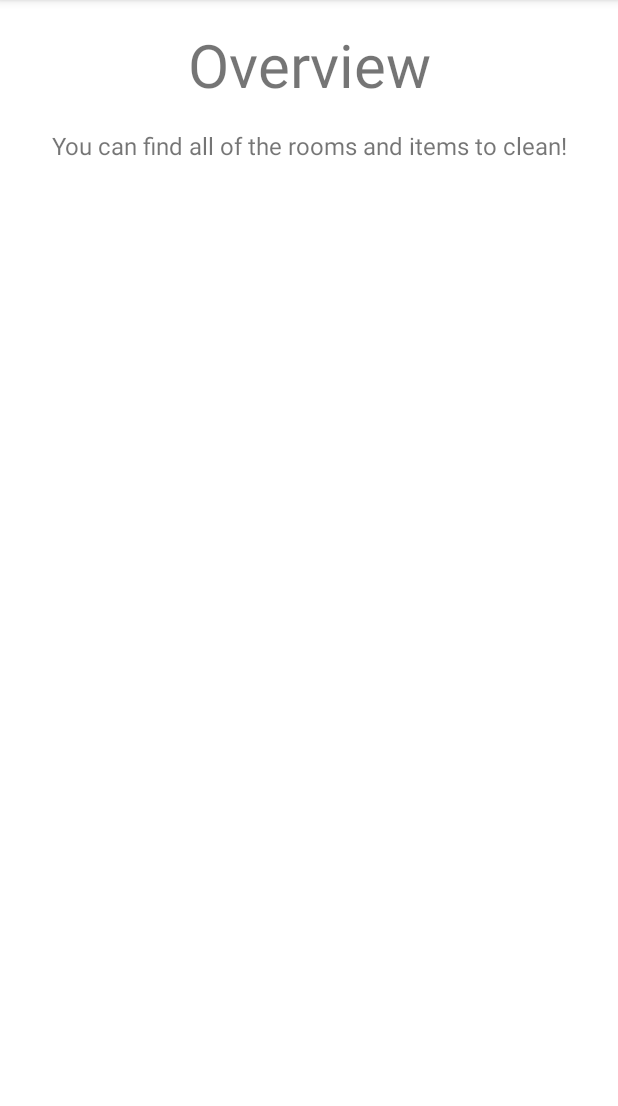
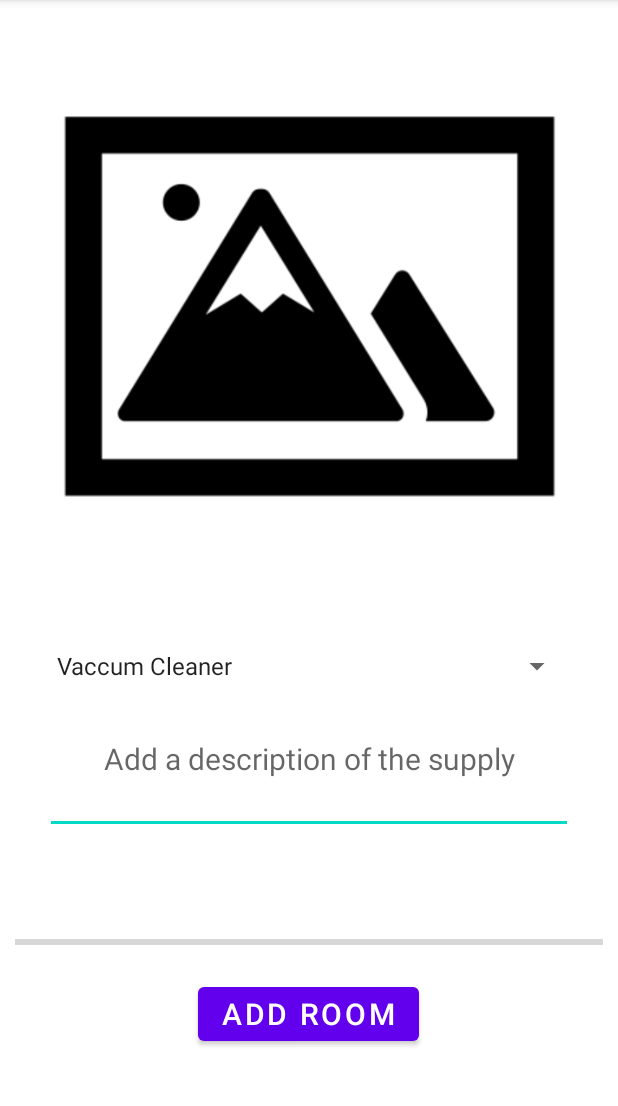
Before and after one commit to KarimSamaha98/tidy_app, an Android app: the screen it shows after launch (MainActivity), on a phone screen of 412 x 824 dp, the part 84-1190 px from its top. Run offline under Robolectric (Android 15) with nearby library versions, the phone set to English and light mode, and no system bars; our stand-ins replace data binding.

Commit message:
started supplies

```diff
--- /dev/null
+++ b/tidy/app/src/main/java/com/epfl/esl/tidy/AddSuppliesFragment.kt
@@ -0,0 +1,74 @@
+package com.epfl.esl.tidy
+
+import android.app.Activity
+import android.content.Context
+import androidx.lifecycle.ViewModelProvider
+import android.os.Bundle
+import androidx.fragment.app.Fragment
+import android.view.LayoutInflater
+import android.view.View
+import android.view.ViewGroup
+import android.widget.AdapterView
+import android.widget.ArrayAdapter
+import android.widget.Spinner
+import androidx.databinding.DataBindingUtil
+import com.epfl.esl.tidy.databinding.AddRoomsFragmentBinding
+import com.epfl.esl.tidy.databinding.AddSuppliesFragmentBinding
+
+open class AddSuppliesFragment : Fragment() {
+
+    companion object {
+        fun newInstance() = AddSuppliesFragment()
+    }
+
+    private val supplyList = mapOf("Vaccum Cleaner" to 0,
+                                    "Broom" to 1,
+                                    "Mop" to 2,
+                                    "All Purpose Cleaner" to 3,
+                                    "Window Cleaner" to 4,
+                                    "Bathroom Cleaner" to 5,
+                                    "Bleach" to 6,
+                                    "Rags" to 7,
+                                    "Bucket" to 8,)
+
+    private lateinit var viewModel: AddSuppliesViewModel
+    private lateinit var binding: AddSuppliesFragmentBinding
+
+    override fun onCreateView(
+        inflater: LayoutInflater, container: ViewGroup?,
+        savedInstanceState: Bundle?
+    ): View? {
+        binding = DataBindingUtil.inflate(
+            inflater, R.layout.add_supplies_fragment,
+            container, false
+        )
+
+        val spinnerSupplies : Spinner = binding.spinnerSupplies
+        spinnerSupplies.onItemSelectedListener = object : AdapterView.OnItemSelectedListener{
+            override fun onItemSelected(p0: AdapterView<*>, p1: View?, p2: Int, p3: Long) {
+                val selectedSupply : String = p0.getItemAtPosition(p2).toString()
+            }
+
+            override fun onNothingSelected(p0: AdapterView<*>?) {
+                TODO("Not yet implemented")
+            }
+        }
+        ArrayAdapter.createFromResource(
+            requireContext(),
+            R.array.supplies,
+            android.R.layout.simple_spinner_item).also{adapter ->
+            adapter.setDropDownViewResource(android.R.layout.simple_spinner_dropdown_item)
+            spinnerSupplies.adapter = adapter
+        }
+
+
+        return binding.root
+    }
+
+    override fun onActivityCreated(savedInstanceState: Bundle?) {
+        super.onActivityCreated(savedInstanceState)
+        viewModel = ViewModelProvider(this).get(AddSuppliesViewModel::class.java)
+        // TODO: Use the ViewModel
+    }
+
+}
--- /dev/null
+++ b/tidy/app/src/main/java/com/epfl/esl/tidy/AddSuppliesViewModel.kt
@@ -0,0 +1,8 @@
+package com.epfl.esl.tidy
+
+import androidx.lifecycle.ViewModel
+
+class AddSuppliesViewModel : ViewModel() {
+    // TODO: Implement the ViewModel
+
+}
--- a/tidy/app/src/main/java/com/epfl/esl/tidy/OverviewFragment.kt
+++ b/tidy/app/src/main/java/com/epfl/esl/tidy/OverviewFragment.kt
@@ -40,7 +40,8 @@ class OverviewFragment : Fragment() {
             container, false)
         viewModel = ViewModelProvider(this).get(OverviewViewModel::class.java)
 
-        binding.recyclerViewItems.layoutManager = GridLayoutManager(activity, 2)
+        binding.recyclerViewRooms.layoutManager = GridLayoutManager(activity, 2)
+        binding.recyclerViewSupplies.layoutManager = GridLayoutManager(activity, 3)
 
 //        TODO move to view model
         val roomListener = object : ValueEventListener {
@@ -56,7 +57,7 @@ class OverviewFragment : Fragment() {
                 }
                 val roomAdapter = context?.let{ RoomAdapter(context=it, items = roomList)}
 
-                binding.recyclerViewItems.adapter = roomAdapter
+                binding.recyclerViewRooms.adapter = roomAdapter
                 binding.progressCircular.visibility = View.INVISIBLE
             }
 
--- a/tidy/app/src/main/java/com/epfl/esl/tidy/RoomUpload.kt
+++ b/tidy/app/src/main/java/com/epfl/esl/tidy/RoomUpload.kt
@@ -15,7 +15,7 @@ data class RoomUpload (val room:String = "",
         )
         roomID = roomMapping[room]!!
     }
-    }
+}
 
 fun main() {
     var room = RoomUpload("Kitchen", "desc", "URL")
--- /dev/null
+++ b/tidy/app/src/main/java/com/epfl/esl/tidy/Supply.kt
@@ -0,0 +1,6 @@
+package com.epfl.esl.tidy
+
+data class Supply (val name: String = "",
+                   val quantity : Int = 0,
+                   val supplyID : String = "",
+                    val logoUrl : String = "",)
--- /dev/null
+++ b/tidy/app/src/main/res/layout/add_supplies_fragment.xml
@@ -0,0 +1,108 @@
+<?xml version="1.0" encoding="utf-8"?>
+<layout xmlns:tools="http://schemas.android.com/tools"
+    xmlns:android="http://schemas.android.com/apk/res/android"
+    xmlns:app="http://schemas.android.com/apk/res-auto">
+
+    <androidx.constraintlayout.widget.ConstraintLayout
+        android:layout_width="match_parent"
+        android:layout_height="match_parent"
+        android:orientation="vertical"
+        android:layout_marginLeft="10dp"
+        android:layout_marginRight="10dp">
+
+        <ImageButton
+            android:id="@+id/supplyImage"
+            android:layout_width="match_parent"
+            android:layout_height="400dp"
+            android:adjustViewBounds="true"
+            android:background="@null"
+            android:scaleType="centerInside"
+            android:text="@string/pick_image"
+            app:srcCompat="@drawable/pick_image" />
+
+        <FrameLayout
+            android:id="@+id/frameLayout"
+            android:layout_width="match_parent"
+            android:layout_height="wrap_content"
+            android:layout_marginTop="32dp"
+            android:layout_marginLeft="20dp"
+            android:layout_marginRight="20dp"
+            android:orientation="vertical"
+            app:layout_constraintTop_toBottomOf="@+id/supplyImage">
+
+            <LinearLayout
+                android:id="@+id/EditTexts"
+                android:layout_width="match_parent"
+                android:layout_height="wrap_content"
+                android:orientation="vertical">
+
+                <Spinner
+                    android:id="@+id/spinner_supplies"
+                    android:spinnerMode="dropdown"
+                    android:layout_width="match_parent"
+                    android:layout_height="wrap_content" />
+
+                <!--TODO make this a dropdown menu, not open text.-->
+                <EditText
+                    android:id="@+id/supplyDescription"
+                    android:layout_width="match_parent"
+                    android:layout_height="100dp"
+                    android:gravity="center"
+                    android:hint="@string/supply_description"
+                    android:inputType="textLongMessage"
+                    android:textSize="20sp" />
+
+            </LinearLayout>
+
+        </FrameLayout>
+
+
+        <FrameLayout
+            android:id="@+id/frameLayout2"
+            android:layout_width="match_parent"
+            android:layout_height="wrap_content"
+            android:layout_marginTop="64dp"
+            android:orientation="horizontal"
+            app:layout_constraintTop_toBottomOf="@+id/frameLayout"
+            tools:layout_editor_absoluteX="20dp">
+
+            <LinearLayout
+                android:id="@+id/SignInSignUpButtons"
+                android:layout_width="match_parent"
+                android:layout_height="wrap_content"
+                android:layout_gravity="center"
+                android:orientation="vertical">
+
+                <ProgressBar
+                    android:id="@+id/progressBar"
+                    style="@style/Widget.AppCompat.ProgressBar.Horizontal"
+                    android:layout_width="match_parent"
+                    android:layout_height="wrap_content"
+                    android:layout_marginBottom="16dp" />
+
+                <Button
+                    android:id="@+id/AddRoomButton"
+                    android:layout_width="wrap_content"
+                    android:layout_height="wrap_content"
+                    android:layout_gravity="center"
+                    android:text="@string/add_room"
+                    android:textSize="20sp" />
+
+                <!--                <Button-->
+                <!--                    android:id="@+id/SignUpButton"-->
+                <!--                    android:layout_width="match_parent"-->
+                <!--                    android:layout_height="match_parent"-->
+                <!--                    android:text="@string/sign_up"-->
+                <!--                    android:textColor="@color/purple_200"-->
+                <!--                    app:backgroundTint="@color/white" />-->
+            </LinearLayout>
+
+        </FrameLayout>
+
+        <androidx.recyclerview.widget.RecyclerView
+            android:layout_width="match_parent"
+            android:layout_height="400dp"
+            app:layout_constraintTop_toBottomOf="@+id/frameLayout2" />
+
+    </androidx.constraintlayout.widget.ConstraintLayout>
+</layout>
--- a/tidy/app/src/main/res/navigation/navigation.xml
+++ b/tidy/app/src/main/res/navigation/navigation.xml
@@ -3,7 +3,7 @@
     xmlns:app="http://schemas.android.com/apk/res-auto"
     xmlns:tools="http://schemas.android.com/tools"
     android:id="@+id/navigation.xml"
-    app:startDestination="@id/OverviewFragment">
+    app:startDestination="@id/addSuppliesFragment">
     <fragment
         android:id="@+id/addRooms"
         android:name="com.epfl.esl.tidy.AddRooms"
@@ -12,4 +12,8 @@
         android:id="@+id/OverviewFragment"
         android:name="com.epfl.esl.tidy.OverviewFragment"
         android:label="OverviewFragment" />
+    <fragment
+        android:id="@+id/addSuppliesFragment"
+        android:name="com.epfl.esl.tidy.AddSuppliesFragment"
+        android:label="AddSuppliesFragment" />
 </navigation>
--- a/tidy/app/src/main/res/values/strings.xml
+++ b/tidy/app/src/main/res/values/strings.xml
@@ -5,5 +5,20 @@
     <string name="pick_image">Pick image</string>
     <string name="room">Room</string>
     <string name="room_description">Add a description of the room</string>
+    <string name="supply_description">Add a description of the supply</string>
     <string name="add_room">Add Room</string>
+    <string name="supplies">Supplies</string>
+    <string name="rooms">Rooms</string>
+    <string name="supply_dropdown">Select Supplies</string>
+    <string-array name="supplies">
+        <item>Vaccum Cleaner</item>
+        <item>Broom</item>
+        <item>Mop</item>
+        <item>All Purpose Cleaner</item>
+        <item>Window Cleaner</item>
+        <item>Bathroom Cleaner</item>
+        <item>Bleach</item>
+        <item>Rags</item>
+        <item>Bucket</item>
+    </string-array>
 </resources>
```
Also changed, not shown: tidy/app/src/main/java/com/epfl/esl/tidy/SupplyAdapter.kt (added, +63 -0 lines), tidy/app/src/main/res/layout/fragment_overview.xml (+39 -4 lines), tidy/app/src/main/res/layout/supply_recycle.xml (added, +39 -0 lines).
